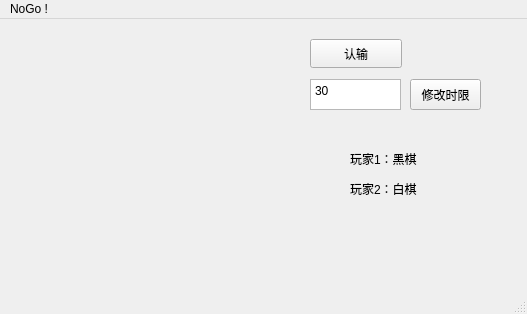
Qt form NoGo/NoGo/mainwindow.ui (Zhouyutian22/NoGoTeam3) before a commit.
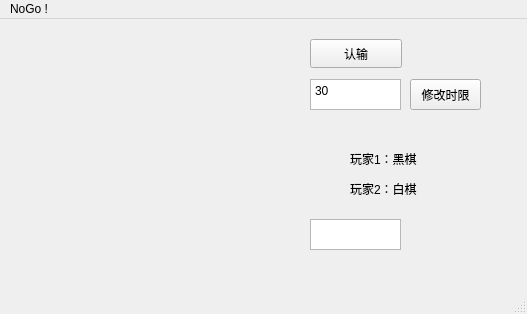
The same form after that commit.

Patch:
```diff
--- a/NoGo/NoGo/mainwindow.ui
+++ b/NoGo/NoGo/mainwindow.ui
@@ -86,6 +86,16 @@
      <string>修改时限</string>
     </property>
    </widget>
+   <widget class="QTextBrowser" name="TimeDisplay">
+    <property name="geometry">
+     <rect>
+      <x>310</x>
+      <y>200</y>
+      <width>91</width>
+      <height>31</height>
+     </rect>
+    </property>
+   </widget>
   </widget>
   <widget class="QMenuBar" name="menubar">
    <property name="geometry">
```
